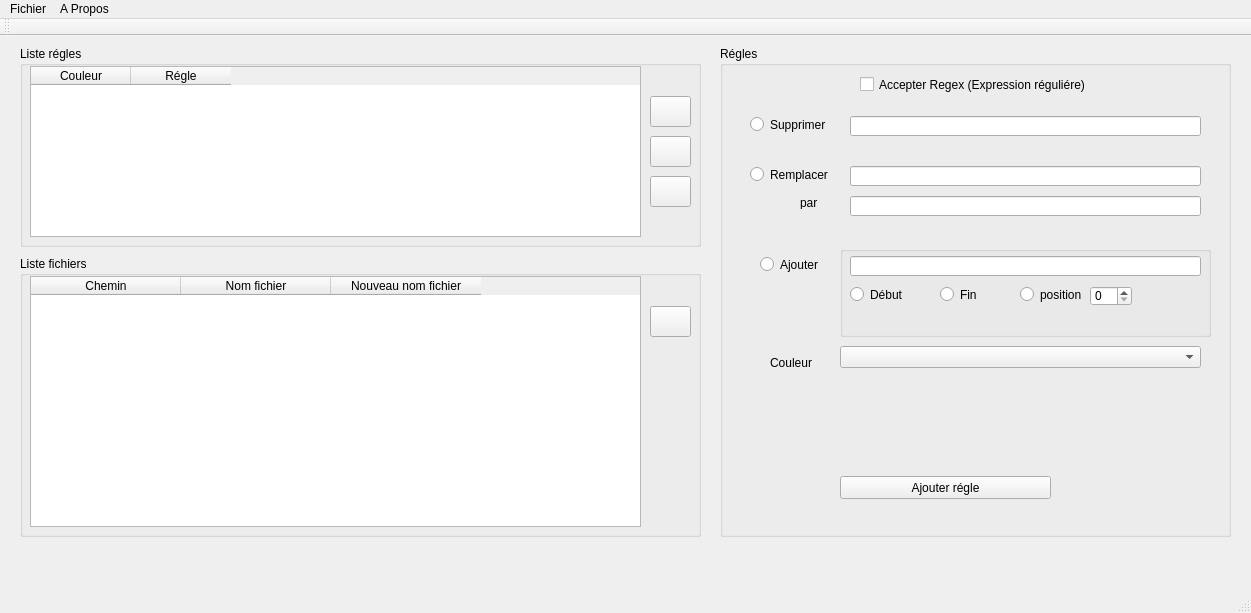
Before: the Qt Designer form mainwindow.ui in rjayez/Scribitus, drawn with Qt 5.
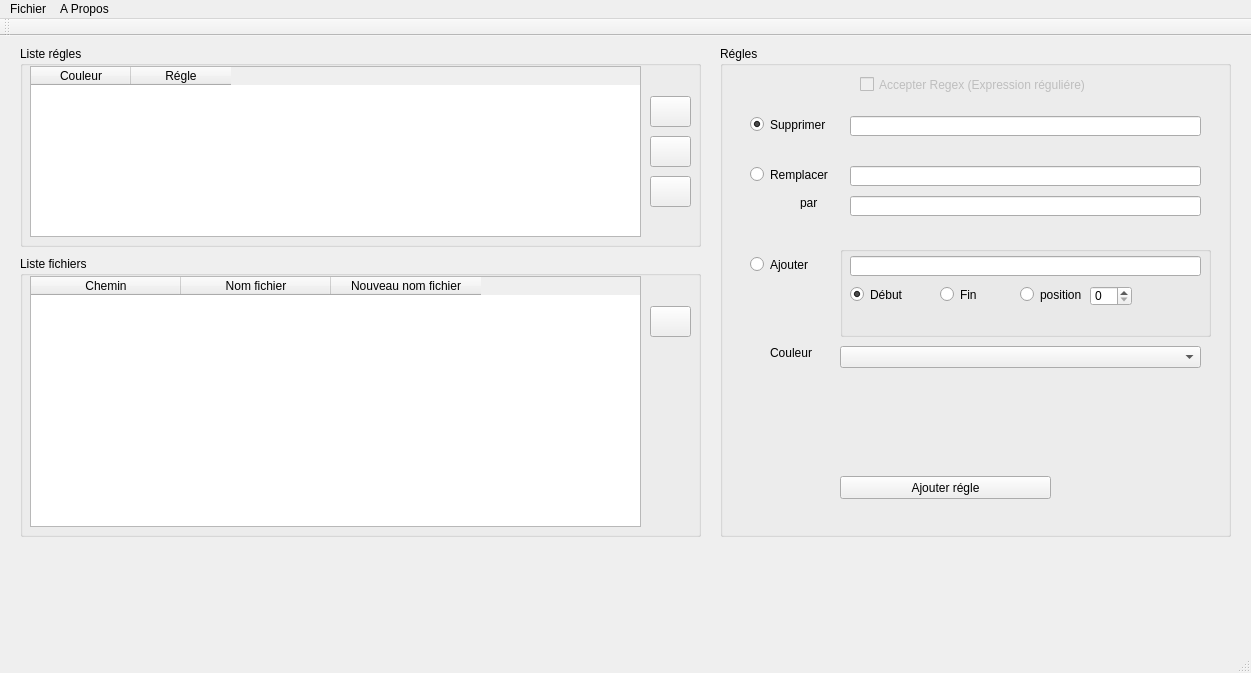
After: the same form once the commit is applied. Icons and pictures are not drawn.

Commit message: Création du fichier widgetUtils pour des méthodes utilitaires lié à l'interface Gestion de modification des radios selon les champs des règles saisis

Patch:
```diff
--- a/mainwindow.ui
+++ b/mainwindow.ui
@@ -7,7 +7,7 @@
     <x>0</x>
     <y>0</y>
        <width>1251</width>
-       <height>613</height>
+       <height>673</height>
    </rect>
   </property>
      <property name="contextMenuPolicy">
@@ -52,6 +52,9 @@
               <property name="text">
                   <string>Supprimer</string>
               </property>
+              <property name="checked">
+                  <bool>true</bool>
+              </property>
           </widget>
           <widget class="QRadioButton" name="radioReplace">
               <property name="geometry">
@@ -110,6 +113,9 @@
               </property>
           </widget>
           <widget class="QCheckBox" name="checkBox">
+              <property name="enabled">
+                  <bool>false</bool>
+              </property>
               <property name="geometry">
                   <rect>
                       <x>140</x>
@@ -125,7 +131,7 @@
           <widget class="QRadioButton" name="radioAdd">
               <property name="geometry">
                   <rect>
-                      <x>40</x>
+                      <x>30</x>
                       <y>210</y>
                       <width>82</width>
                       <height>17</height>
@@ -149,7 +155,7 @@
               <property name="geometry">
                   <rect>
                       <x>50</x>
-                      <y>310</y>
+                      <y>300</y>
                       <width>47</width>
                       <height>13</height>
                   </rect>
@@ -241,6 +247,9 @@
                   <property name="text">
                       <string>Début</string>
                   </property>
+                  <property name="checked">
+                      <bool>true</bool>
+                  </property>
               </widget>
           </widget>
       </widget>
```
Left out of the diff: 63 changed lines with no effect on the pictures. The commit also changes 3 other files.
